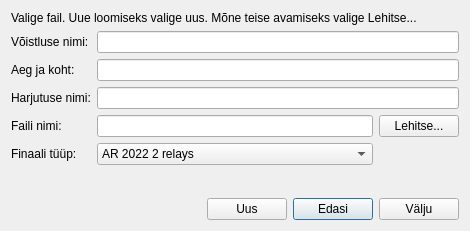
First picture: the form in protofinaal/protofinaal/initialdialog.ui, repository ymeramees/protokollitaja, before the edit.
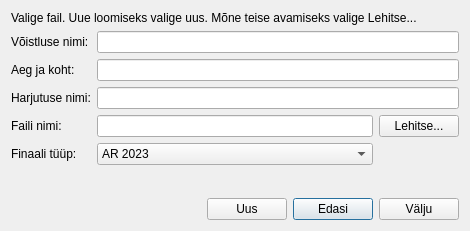
Second picture: the form after the edit.

Patch:
```diff
--- a/protofinaal/protofinaal/initialdialog.ui
+++ b/protofinaal/protofinaal/initialdialog.ui
@@ -74,7 +74,7 @@
       <widget class="QComboBox" name="eventBox">
        <item>
         <property name="text">
-         <string>AR 2022 2 relays</string>
+         <string>AR 2023</string>
         </property>
        </item>
        <item>
```
Left out of the diff: 20 changed lines with no effect on the pictures.
